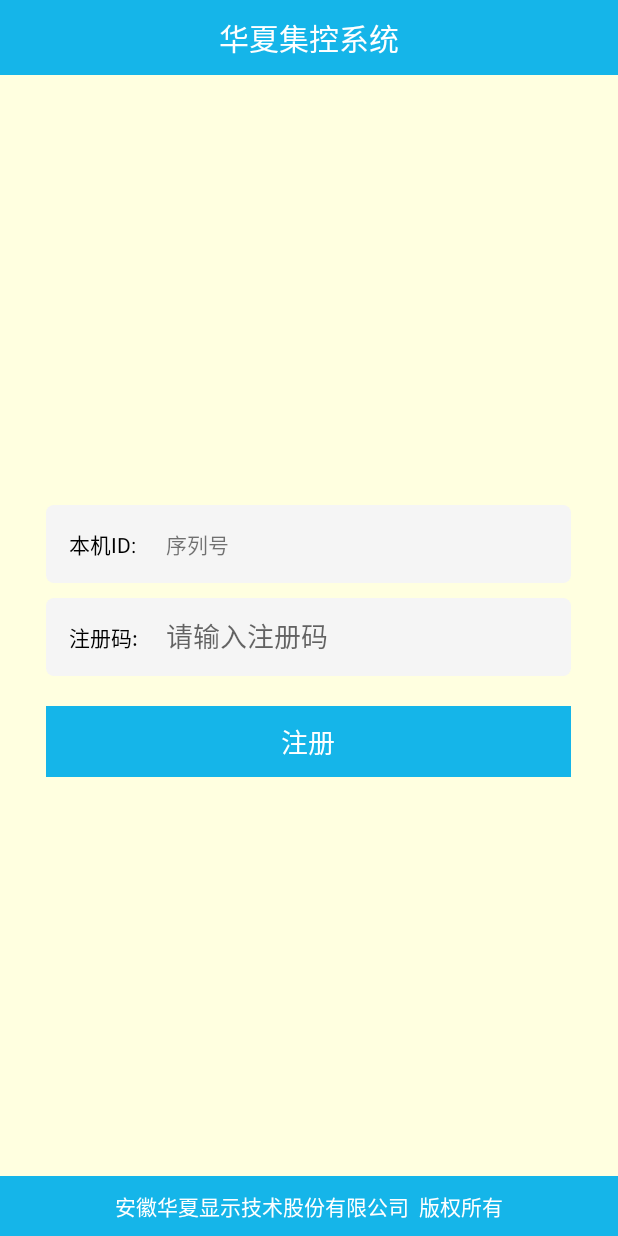
After one commit to WR-Android/JKXT, an Android app: the layout check.xml on its own in the app's theme, with its tools: preview values and no code run, on a phone screen of 412 x 824 dp. The commit adds this screen. Run offline under Robolectric (Android 15) with nearby library versions, the phone set to English and light mode, and no system bars.

Commit message:
添加注册功能

```diff
--- a/app/build.gradle
+++ b/app/build.gradle
@@ -8,7 +8,7 @@ android {
         minSdkVersion 16
         targetSdkVersion 27
         versionCode 1
-        versionName "1.1"
+        versionName "1.2"
         testInstrumentationRunner "android.support.test.runner.AndroidJUnitRunner"
     }
     buildTypes {
--- a/app/src/main/java/mFragment/AboutsDialog.java
+++ b/app/src/main/java/mFragment/AboutsDialog.java
@@ -17,6 +17,7 @@ import android.widget.TextView;
 
 import com.orhanobut.logger.Logger;
 
+import me.jessyan.autosize.internal.CancelAdapt;
 import wang.com.jkxttest.R;
 
 import static wang.com.jkxttest.HomePageActivity.TimerRestart;
@@ -25,7 +26,7 @@ import static wang.com.jkxttest.HomePageActivity.TimerRestart;
  * Created by Administrator on 2019/5/29.
  */
 
-public class AboutsDialog extends DialogFragment implements View.OnClickListener {
+public class AboutsDialog extends DialogFragment implements View.OnClickListener{
 
     public Context mContext;
 
--- a/app/src/main/java/wang/com/jkxttest/DataInfo.java
+++ b/app/src/main/java/wang/com/jkxttest/DataInfo.java
@@ -5,6 +5,8 @@ package wang.com.jkxttest;
  */
 
 public class DataInfo {
+
+    public static String key="hxsoft";//注册检查的密钥
 
     //数据库的名称
     public final static String DB_NAME = "Agreement.db";
--- a/app/src/main/java/wang/com/jkxttest/HomePageActivity.java
+++ b/app/src/main/java/wang/com/jkxttest/HomePageActivity.java
@@ -38,6 +38,7 @@ import mThread.TimeThread;
 import mThread.UDPThread;
 import mThread.setTimingThread;
 import mView.inputButton;
+import me.jessyan.autosize.AutoSizeCompat;
 
 import static agreement.CreateDataBase.create_database;
 import static wang.com.jkxttest.DataInfo.StrToHexByte;
--- a/app/src/main/java/wang/com/jkxttest/MyReceiver.java
+++ b/app/src/main/java/wang/com/jkxttest/MyReceiver.java
@@ -15,7 +15,7 @@ public class MyReceiver extends BroadcastReceiver {
     @Override
     public void onReceive(Context context, Intent intent) {
         if (intent.getAction().equals("android.intent.action.BOOT_COMPLETED")) {
-            Intent intent0 = new Intent(context, HomePageActivity.class);
+            Intent intent0 = new Intent(context, checkActivity.class);
             intent0.addFlags(Intent.FLAG_ACTIVITY_NEW_TASK);
             context.startActivity(intent0);
         }
--- /dev/null
+++ b/app/src/main/res/drawable/rectangle.xml
@@ -0,0 +1,6 @@
+<?xml version="1.0" encoding="utf-8"?>
+<shape xmlns:android="http://schemas.android.com/apk/res/android">
+    <solid android:color="@color/whitesmoke"></solid>
+    <corners android:radius="5dp"></corners>
+
+</shape>
--- /dev/null
+++ b/app/src/main/res/layout/check.xml
@@ -0,0 +1,137 @@
+<?xml version="1.0" encoding="utf-8"?>
+<LinearLayout xmlns:android="http://schemas.android.com/apk/res/android"
+    android:layout_width="match_parent"
+    android:layout_height="match_parent"
+    android:orientation="vertical">
+
+    <RelativeLayout
+        android:layout_width="match_parent"
+        android:layout_height="50dp"
+        android:background="#15b5e9">
+
+        <TextView
+            android:id="@+id/tv_title"
+            android:layout_width="wrap_content"
+            android:layout_height="match_parent"
+            android:layout_centerHorizontal="true"
+            android:gravity="center"
+            android:text="华夏集控系统"
+            android:textColor="#ffffff"
+            android:textSize="20dp" />
+
+
+    </RelativeLayout>
+
+
+    <RelativeLayout
+        android:layout_width="match_parent"
+        android:layout_height="wrap_content"
+        android:layout_weight="1"
+        android:background="@color/lightyellow">
+
+        <LinearLayout
+            android:id="@+id/center_line"
+            android:layout_width="match_parent"
+            android:layout_height="0dp"
+            android:layout_centerInParent="true"
+            android:orientation="horizontal"></LinearLayout>
+
+
+        <LinearLayout
+            android:layout_width="match_parent"
+            android:layout_height="wrap_content"
+            android:layout_below="@id/center_line"
+            android:layout_marginTop="-80dp"
+            android:orientation="vertical"
+
+            >
+
+            <LinearLayout
+                android:layout_width="350dp"
+                android:layout_height="wrap_content"
+                android:layout_gravity="center"
+                android:background="@drawable/rectangle"
+                android:orientation="horizontal">
+
+                <TextView
+                    android:layout_width="80dp"
+                    android:layout_height="wrap_content"
+                    android:layout_weight="0"
+                    android:padding="15dp"
+                    android:text="本机ID:"
+                    android:textColor="@color/black" />
+
+                <TextView
+                    android:id="@+id/getMac"
+                    android:layout_width="match_parent"
+                    android:layout_height="wrap_content"
+                    android:layout_weight="1"
+                    android:singleLine="true"
+                    android:text="序列号" />
+
+            </LinearLayout>
+
+            <LinearLayout
+                android:layout_width="350dp"
+                android:layout_height="wrap_content"
+                android:layout_gravity="center"
+                android:layout_marginTop="10dp"
+                android:background="@drawable/rectangle"
+                android:orientation="horizontal">
+
+                <TextView
+                    android:layout_width="80dp"
+                    android:layout_height="wrap_content"
+                    android:layout_weight="0"
+                    android:padding="15dp"
+                    android:text="注册码:"
+                    android:textColor="@color/black" />
+
+                <EditText
+                    android:id="@+id/editPwd"
+                    android:layout_width="match_parent"
+                    android:layout_height="wrap_content"
+                    android:layout_weight="1"
+                    android:background="@null"
+                    android:hint="请输入注册码"
+                    android:inputType="text"
+                    android:singleLine="true" />
+
+
+            </LinearLayout>
+
+
+            <LinearLayout
+                android:layout_width="match_parent"
+                android:layout_height="wrap_content"
+                android:layout_marginTop="20dp"
+                android:orientation="vertical">
+
+                <TextView
+                    android:id="@+id/btnReg"
+                    android:layout_width="350dp"
+                    android:layout_height="wrap_content"
+                    android:layout_gravity="center"
+                    android:background="#15b5e9"
+                    android:gravity="center"
+                    android:padding="10dp"
+                    android:text="注册"
+                    android:textColor="@color/white"
+                    android:textSize="18dp" />
+
+            </LinearLayout>
+
+        </LinearLayout>
+
+    </RelativeLayout>
+
+    <TextView
+        android:layout_width="match_parent"
+        android:layout_height="40dp"
+        android:background="#15b5e9"
+        android:gravity="center"
+        android:text="安徽华夏显示技术股份有限公司  版权所有"
+        android:textColor="@color/white" />
+
+
+</LinearLayout>
```
Also changed, not shown: app/src/main/AndroidManifest.xml (+14 -10 lines), app/src/main/java/wang/com/jkxttest/Md5.java (added, +82 -0 lines), app/src/main/java/wang/com/jkxttest/checkActivity.java (added, +140 -0 lines).
